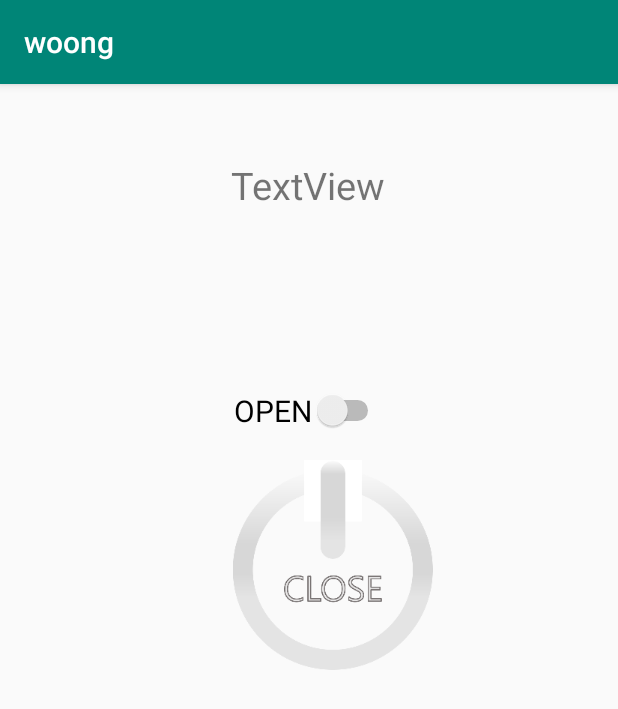
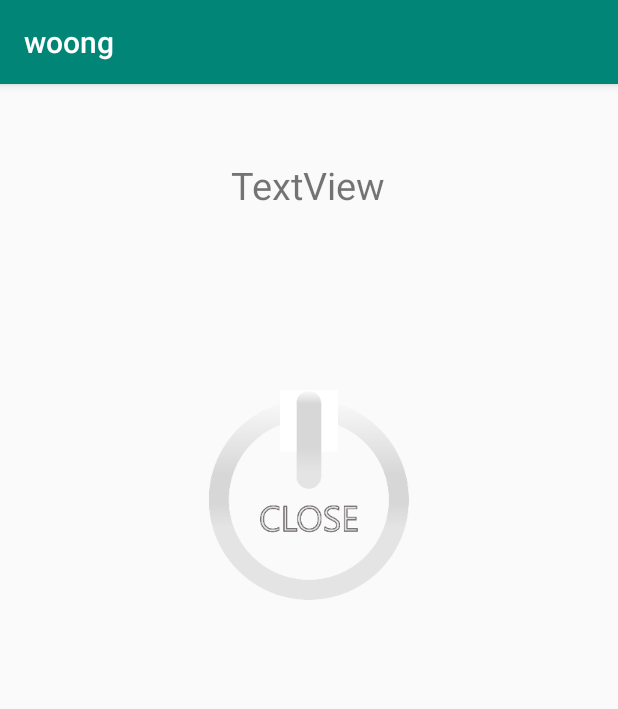
Before and after one commit to juser0719/dankook_app_pro1, an Android app: the OpenActivity screen opened directly, with no data from a screen before it, on a phone screen of 412 x 824 dp. Shown: the top 709 px of the screen. Run offline under Robolectric (Android 15) with nearby library versions, the phone set to English and light mode, and no system bars; our stand-ins replace Firebase (no records; nobody signed in at launch, a user with empty details on screens opened directly).

Commit message:
ON / OFF 스위치 이미지 변환 완료

```diff
--- a/app/src/main/java/com/example/woong/OpenActivity.java
+++ b/app/src/main/java/com/example/woong/OpenActivity.java
@@ -26,9 +26,8 @@ import java.util.Map;
 
 public class OpenActivity extends AppCompatActivity {
 
-    private Switch open;
     private TextView hi;
-    private CheckBox onoff; //
+    private CheckBox onoff;
     String UId;
     private FirebaseAuth auth;
     private FirebaseFirestore db = FirebaseFirestore.getInstance();
@@ -43,8 +42,7 @@ public class OpenActivity extends AppCompatActivity {
         UId = intent.getStringExtra("uid");
         auth = FirebaseAuth.getInstance();
 
-        onoff = findViewById(R.id.bottonOnOff); //
-        open = (Switch)findViewById(R.id.switch2);
+        onoff = (CheckBox) findViewById(R.id.bottonOnOff);
         hi = (TextView)findViewById(R.id.hello);
 
         DocumentReference docRef = db.collection("open").document(UId);
@@ -72,7 +70,7 @@ public class OpenActivity extends AppCompatActivity {
                     DocumentSnapshot document = task.getResult();
                     if (document.exists()) {
                         Boolean open_state =(Boolean) document.get("open");
-                        open.setChecked(open_state);
+                        onoff.setChecked(open_state);
 
                         Log.d(TAG, "DocumentSnapshot data: " + document.getData());
                     } else {
@@ -84,7 +82,7 @@ public class OpenActivity extends AppCompatActivity {
             }
         });
 
-        open.setOnCheckedChangeListener(new openSwitchListener());
+        onoff.setOnCheckedChangeListener(new openSwitchListener());
     }
     class openSwitchListener implements CompoundButton.OnCheckedChangeListener{
         @Override
--- a/app/src/main/res/layout/activity_open.xml
+++ b/app/src/main/res/layout/activity_open.xml
@@ -23,22 +23,13 @@
         android:layout_width="match_parent"
         android:layout_height="80dp" />
 
-    <Switch
-        android:id="@+id/switch2"
+    <CheckBox
+        android:id="@+id/bottonOnOff"
         android:layout_width="wrap_content"
         android:layout_height="wrap_content"
-        android:layout_gravity="center"
-        android:text="OPEN"
-        android:textSize="20dp" />
-
-    <CheckBox
-        android:id="@+id/bottonOnOff"
-        android:layout_width="604dp"
-        android:layout_height="wrap_content"
-        android:layout_gravity="center"
+        android:layout_gravity="bottom|center"
         android:background="@android:color/transparent"
-        android:drawableBottom="@drawable/btn_onoff"
-        android:scaleType="fitCenter"
+        android:button="@drawable/btn_onoff"
         android:src="@drawable/btn_onoff" />
 
 
```
